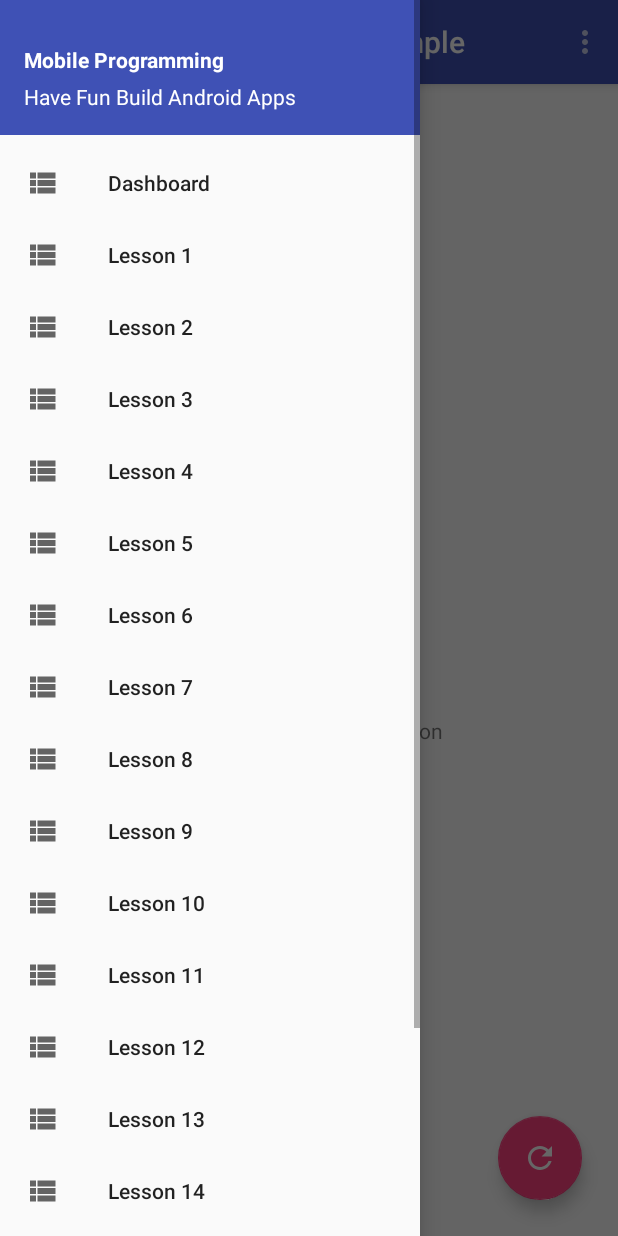
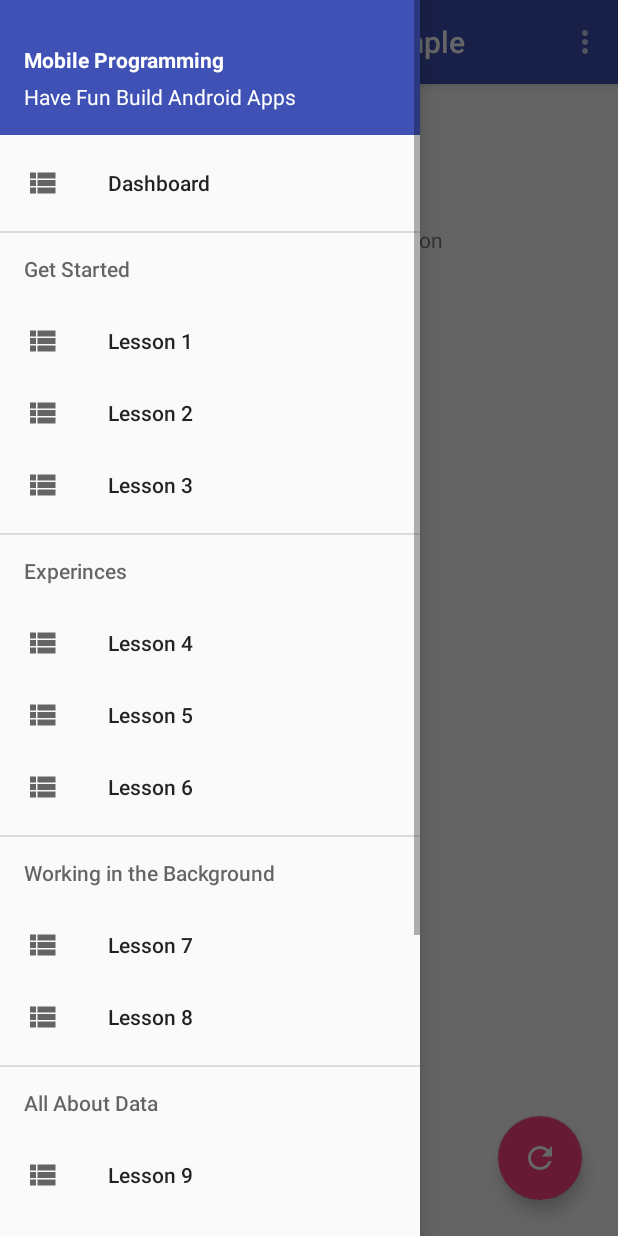
Before and after one commit to alfianhpratama/Android-Tutorial, an Android app: the fragment Lesson1 placed in its activity, with the side drawer open, on a phone screen of 412 x 824 dp. Run offline under Robolectric (Android 15) with nearby library versions, the phone set to English and light mode, and no system bars.

```diff
--- a/app/src/main/java/alfianagramerry/mobpro/tugasbesar/androidtutorial/Lesson/Lesson1.java
+++ b/app/src/main/java/alfianagramerry/mobpro/tugasbesar/androidtutorial/Lesson/Lesson1.java
@@ -6,11 +6,13 @@ import android.os.Bundle;
 import android.support.annotation.Nullable;
 import android.support.design.widget.FloatingActionButton;
 import android.view.LayoutInflater;
+import android.view.MenuItem;
 import android.view.View;
 import android.view.ViewGroup;
+import android.widget.PopupMenu;
+import android.widget.Toast;
 
 import alfianagramerry.mobpro.tugasbesar.androidtutorial.ProgramLain.KeyboardSamples.KeyboardSamples;
-import alfianagramerry.mobpro.tugasbesar.androidtutorial.ProgramLain.PhoneNumberSpinner.PhoneNumberSpinner;
 import alfianagramerry.mobpro.tugasbesar.androidtutorial.R;
 
 public class Lesson1 extends Fragment implements View.OnClickListener {
@@ -38,7 +40,16 @@ public class Lesson1 extends Fragment implements View.OnClickListener {
     }
 
     public void onClick(View v) {
-        Intent intent = new Intent(this.getActivity(), KeyboardSamples.class);
-        startActivity(intent);
+        PopupMenu popupMenu = new PopupMenu(this.getActivity(),demo);
+        popupMenu.getMenuInflater().inflate(R.menu.git_menu,popupMenu.getMenu());
+        popupMenu.setOnMenuItemClickListener(new PopupMenu.OnMenuItemClickListener() {
+            @Override
+            public boolean onMenuItemClick(MenuItem menuItem) {
+                Intent intent = new Intent(getActivity(), KeyboardSamples.class);
+                startActivity(intent);
+                return true;
+            }
+        });
+        popupMenu.show();
     }
 }
--- a/app/src/main/res/layout/activity_lesson.xml
+++ b/app/src/main/res/layout/activity_lesson.xml
@@ -6,10 +6,8 @@
 
     <!--Header -->
     <LinearLayout
-        android:layout_width="wrap_content"
+        android:layout_width="match_parent"
         android:layout_height="wrap_content"
-        android:layout_centerHorizontal="true"
-        android:layout_centerVertical="true"
         android:orientation="vertical" >
 
         <ImageView
--- a/app/src/main/res/menu/nav_menu.xml
+++ b/app/src/main/res/menu/nav_menu.xml
@@ -6,6 +6,9 @@
             android:id="@+id/home_page"
             android:icon="@drawable/ic_menus"
             android:title="@string/dashboard" />
+
+        <item android:title="Get Started">
+            <menu>
 
                 <item
                     android:id="@+id/pelajaran1"
@@ -22,6 +25,12 @@
                     android:icon="@drawable/ic_menus"
                     android:title="@string/lesson_3" />
 
+            </menu>
+        </item>
+
+        <item android:title="Experinces">
+            <menu>
+
                 <item
                     android:id="@+id/pelajaran4"
                     android:icon="@drawable/ic_menus"
@@ -37,6 +46,12 @@
                     android:icon="@drawable/ic_menus"
                     android:title="@string/lesson_6" />
 
+            </menu>
+        </item>
+
+        <item android:title="Working in the Background">
+            <menu>
+
                 <item
                     android:id="@+id/pelajaran7"
                     android:icon="@drawable/ic_menus"
@@ -46,6 +61,12 @@
                     android:id="@+id/pelajaran8"
                     android:icon="@drawable/ic_menus"
                     android:title="@string/lesson_8" />
+
+            </menu>
+        </item>
+
+        <item android:title="All About Data">
+            <menu>
 
                 <item
                     android:id="@+id/pelajaran9"
@@ -64,15 +85,9 @@
                     android:id="@+id/pelajaran12"
                     android:icon="@drawable/ic_menus"
                     android:title="@string/lesson_12" />
-        <item
-            android:id="@+id/pelajaran13"
-            android:icon="@drawable/ic_menus"
-            android:title="@string/lesson_13" />
-        <item
-            android:id="@+id/pelajaran14"
-            android:icon="@drawable/ic_menus"
-            android:title="@string/lesson_14" />
 
+            </menu>
+        </item>
 
     </group>
 
```
Also changed, not shown: app/src/main/java/alfianagramerry/mobpro/tugasbesar/androidtutorial/Lesson/Lesson10.java (line endings or trailing spaces). Lines whose indentation alone changed are shown as unchanged.
